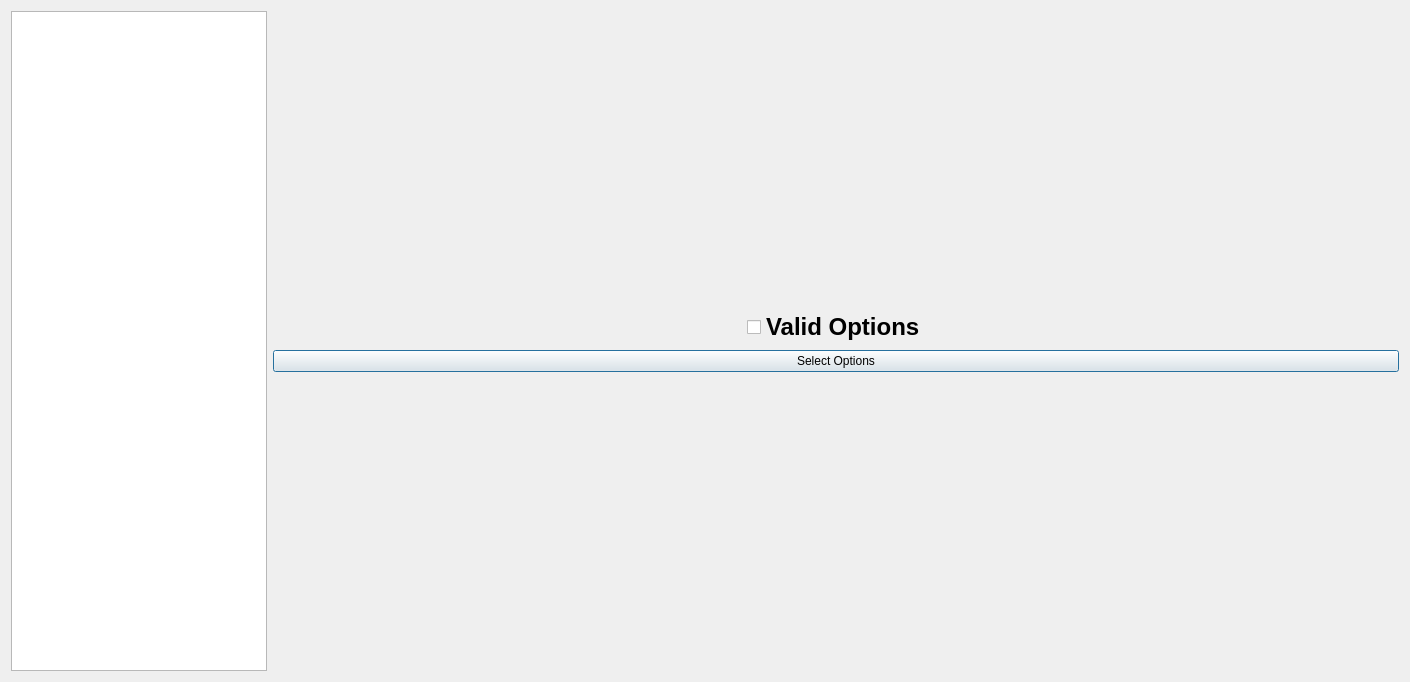
Old version of the form QFleet/Fleetbuilder/shipselect.ui in the repository RexOdonata/QFleet.
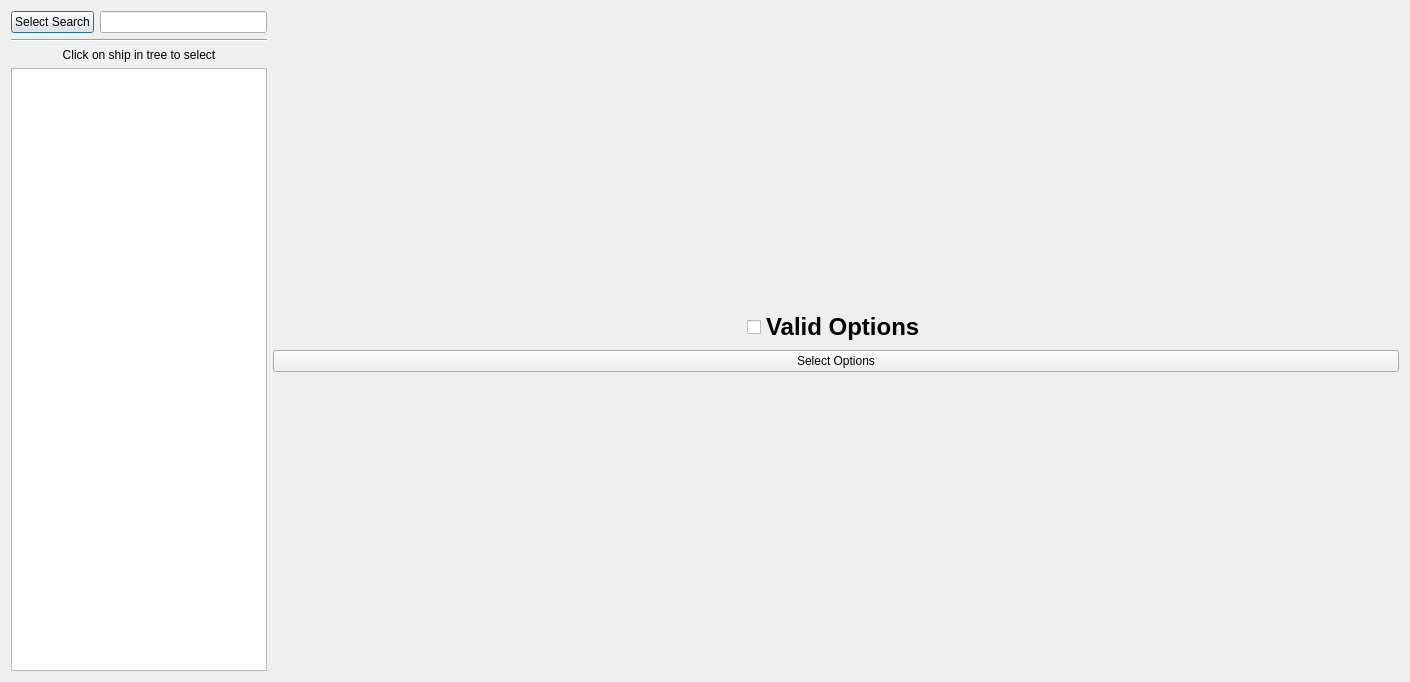
New version of the form.

Commit message: working on ship select search capability

```diff
--- a/QFleet/Fleetbuilder/shipselect.ui
+++ b/QFleet/Fleetbuilder/shipselect.ui
@@ -24,6 +24,37 @@
     <layout class="QHBoxLayout" name="horizontalLayout" stretch="1,5">
      <item>
       <layout class="QVBoxLayout" name="verticalLayout_2">
+       <item>
+        <layout class="QHBoxLayout" name="horizontalLayout_3" stretch="0,4">
+         <item>
+          <widget class="QPushButton" name="getSearchButton">
+           <property name="text">
+            <string>Select Search</string>
+           </property>
+          </widget>
+         </item>
+         <item>
+          <widget class="QLineEdit" name="shipSearchEdit"/>
+         </item>
+        </layout>
+       </item>
+       <item>
+        <widget class="Line" name="line">
+         <property name="orientation">
+          <enum>Qt::Horizontal</enum>
+         </property>
+        </widget>
+       </item>
+       <item>
+        <widget class="QLabel" name="label_2">
+         <property name="text">
+          <string>Click on ship in tree to select</string>
+         </property>
+         <property name="alignment">
+          <set>Qt::AlignCenter</set>
+         </property>
+        </widget>
+       </item>
        <item>
         <widget class="QTreeView" name="treeView">
          <property name="sizePolicy">
```
The commit also changes 3 other files.
